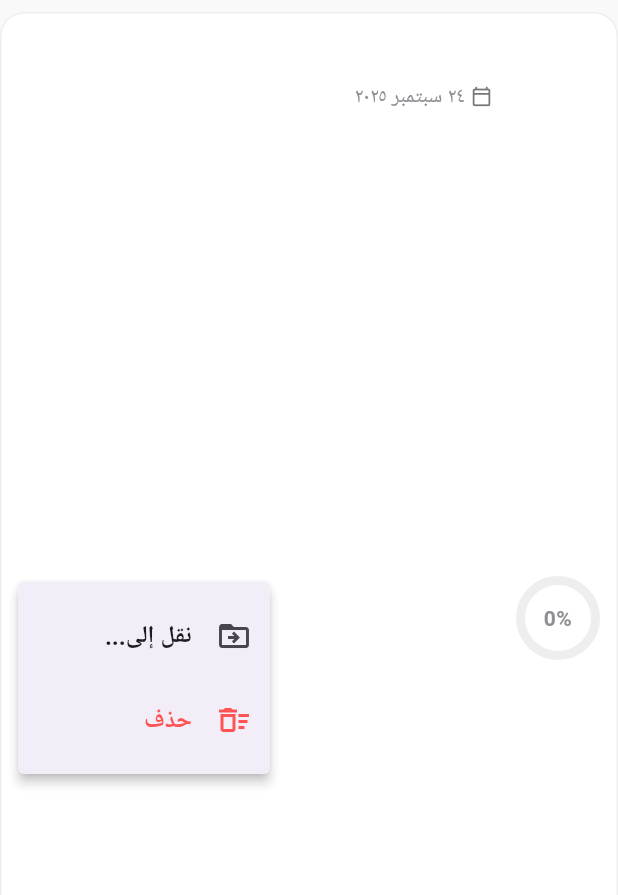
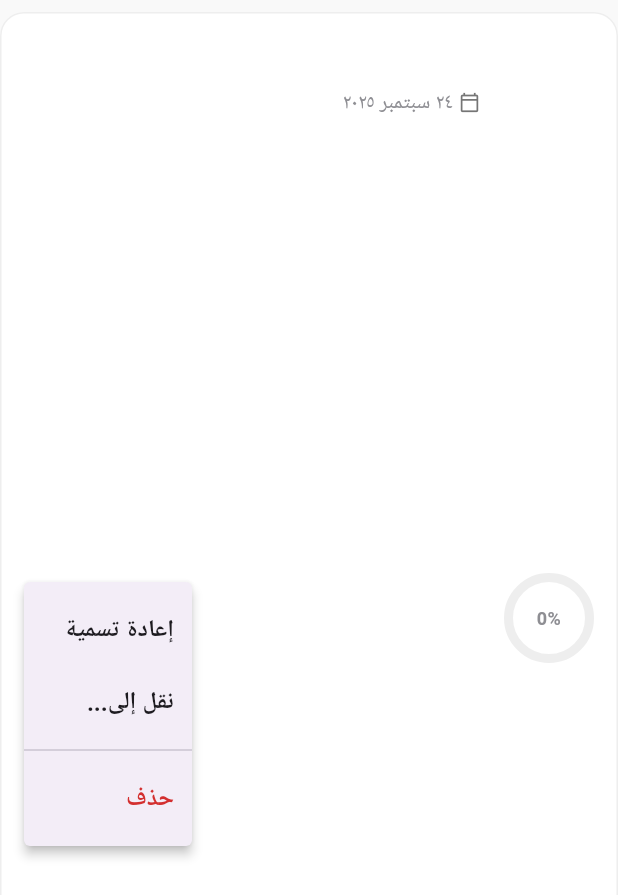
Before and after one commit to imy4x/Zaker, a Flutter app: the SessionListItem widget shown alone on an empty page, opened directly with empty values, after a tap on the "more vert" icon, on a phone screen of 412 x 824 dp. Shown: the top 895 px of the screen. Run offline on Flutter 3.47's test engine with Material 3 defaults, Android fonts, the phone set to English and light mode, and no system bars; drawn by our look-alikes of percent_indicator; our stand-ins replace file_picker, flutter_card_swiper, flutter_markdown, google_fonts, google_generative_ai, image_picker and 3 more; missing offline and left inert: syncfusion_flutter_pdf; accounts and stored records are empty; Roboto replaces fonts that are missing (Cairo).

Commit message:
تحدسث 0.4

```diff
--- a/lib/services/storage_service.dart
+++ b/lib/services/storage_service.dart
@@ -4,10 +4,10 @@ import 'package:zaker/models/study_list.dart';
 import 'package:zaker/models/study_session.dart';
 
 class StorageService {
-  static const _sessionsKey = 'study_sessions_list_v3'; // تحديث المفتاح
-  static const _listsKey = 'study_lists_v1'; // مفتاح جديد للقوائم
+  static const _sessionsKey = 'study_sessions_list_v3';
+  static const _listsKey = 'study_lists_v1';
 
-  // --- دوال خاصة بالجلسات ---
+  // --- دوال الجلسات ---
   Future<void> saveSessions(List<StudySession> sessions) async {
     final prefs = await SharedPreferences.getInstance();
     final List<String> sessionsJson = sessions.map((s) => jsonEncode(s.toJson())).toList();
@@ -29,7 +29,7 @@ class StorageService {
     return [];
   }
 
-  // --- دوال جديدة خاصة بالقوائم ---
+  // --- دوال القوائم ---
   Future<void> saveLists(List<StudyList> lists) async {
     final prefs = await SharedPreferences.getInstance();
     final List<String> listsJson = lists.map((l) => jsonEncode(l.toJson())).toList();
--- a/lib/widgets/session_list_item.dart
+++ b/lib/widgets/session_list_item.dart
@@ -7,14 +7,16 @@ class SessionListItem extends StatelessWidget {
   final StudySession session;
   final VoidCallback onTap;
   final VoidCallback onDelete;
-  final VoidCallback onMove; // --- إضافة: دالة جديدة للنقل ---
+  final VoidCallback onMove;
+  final VoidCallback onRename;
 
   const SessionListItem({
     super.key,
     required this.session,
     required this.onTap,
     required this.onDelete,
-    required this.onMove, // --- إضافة: دالة جديدة للنقل ---
+    required this.onMove,
+    required this.onRename,
   });
 
   @override
@@ -29,7 +31,7 @@ class SessionListItem extends StatelessWidget {
         intl.DateFormat('d MMMM yyyy', 'ar').format(session.createdAt);
 
     return Card(
-      elevation: 2,
+      elevation: 0,
       shape: RoundedRectangleBorder(
         borderRadius: BorderRadius.circular(16),
         side: BorderSide(color: Colors.grey.shade200)
@@ -38,17 +40,17 @@ class SessionListItem extends StatelessWidget {
         onTap: onTap,
         borderRadius: BorderRadius.circular(16),
         child: Padding(
-          padding: const EdgeInsets.all(12.0),
+          padding: const EdgeInsets.all(16.0),
           child: Row(
             children: [
               CircularPercentIndicator(
-                radius: 28.0,
+                radius: 30.0,
                 lineWidth: 6.0,
                 percent: progress,
                 center: Text(
                   "${(progress * 100).toInt()}%",
                   style: theme.textTheme.bodyMedium
-                      ?.copyWith(fontWeight: FontWeight.bold),
+                      ?.copyWith(fontWeight: FontWeight.bold, fontSize: 12),
                 ),
                 progressColor: theme.primaryColor,
                 backgroundColor: Colors.grey.shade200,
@@ -81,26 +83,23 @@ class SessionListItem extends StatelessWidget {
                   ],
                 ),
               ),
-              // --- تعديل: استخدام قائمة منبثقة للإجراءات ---
               PopupMenuButton<String>(
                 onSelected: (value) {
-                  if(value == 'move') onMove();
-                  if(value == 'delete') onDelete();
+                  if (value == 'rename') {
+                    onRename();
+                  } else if (value == 'move') {
+                    onMove();
+                  } else if (value == 'delete') {
+                    onDelete();
+                  }
                 },
-                itemBuilder: (BuildContext context) => <PopupMenuEntry<String>>[
-                  const PopupMenuItem<String>(
-                    value: 'move',
-                    child: ListTile(
-                      leading: Icon(Icons.drive_file_move_outline),
-                      title: Text('نقل إلى...'),
-                    ),
-                  ),
-                  const PopupMenuItem<String>(
+                itemBuilder: (context) => [
+                  const PopupMenuItem(value: 'rename', child: Text('إعادة تسمية')),
+                  const PopupMenuItem(value: 'move', child: Text('نقل إلى...')),
+                  const PopupMenuDivider(),
+                  PopupMenuItem(
                     value: 'delete',
-                    child: ListTile(
-                      leading: Icon(Icons.delete_sweep_outlined, color: Colors.redAccent),
-                      title: Text('حذف', style: TextStyle(color: Colors.redAccent)),
-                    ),
+                    child: Text('حذف', style: TextStyle(color: Colors.red.shade700)),
                   ),
                 ],
               ),
```
Also changed, not shown: lib/api/gemini_service.dart (+9 -5 lines), lib/providers/study_provider.dart (+84 -81 lines), lib/screens/home_screen.dart (+61 -22 lines), lib/services/usage_service.dart (+8 -21 lines), lib/utils/dialogs.dart (+8 -3 lines).
